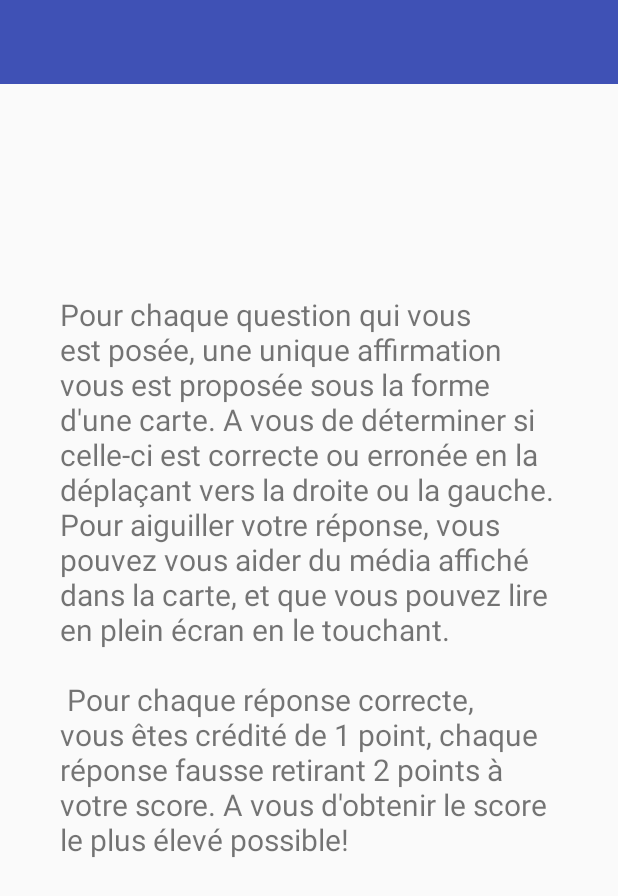
After one commit to rtsjeu/android, an Android app: the layout activity_rules.xml on its own in the app's theme, with its tools: preview values and no code run, on a phone screen of 412 x 824 dp. The commit adds this screen. Shown: the top 896 px of the screen. Run offline under Robolectric (Android 15) with nearby library versions, the phone set to English and light mode, and no system bars.

Commit message:
Rules activity

```diff
--- /dev/null
+++ b/app/src/main/res/layout/activity_rules.xml
@@ -0,0 +1,24 @@
+<?xml version="1.0" encoding="utf-8"?>
+<LinearLayout xmlns:android="http://schemas.android.com/apk/res/android"
+    xmlns:app="http://schemas.android.com/apk/res-auto"
+    xmlns:tools="http://schemas.android.com/tools"
+    android:layout_width="match_parent"
+    android:layout_height="match_parent"
+    android:orientation="vertical"
+    tools:context="ch.rts.mobile.le.jeu.activities.MainActivity">
+
+    <android.support.v7.widget.Toolbar
+        android:id="@+id/toolbar"
+        android:layout_width="match_parent"
+        android:layout_height="?attr/actionBarSize"
+        android:background="?attr/colorPrimary"
+        app:theme="@style/ThemeOverlay.AppCompat.Dark.ActionBar" />
+
+    <TextView
+        android:layout_width="match_parent"
+        android:layout_height="wrap_content"
+        android:layout_marginTop="100dp"
+        android:padding="40dp"
+        android:text="@string/rules_text"
+        android:textSize="20dp" />
+</LinearLayout>
--- a/app/src/main/res/values/strings.xml
+++ b/app/src/main/res/values/strings.xml
@@ -7,4 +7,11 @@
     <string name="fail">Dommage&#8230;</string>
     <string name="congrats_1">%d point\nBravo !</string>
     <string name="congrats_n">%d points\nBravo !</string>
+    <string name="rules_text">
+        Pour chaque question qui vous est posée, une unique affirmation vous est proposée sous la forme d\'une carte.
+        A vous de déterminer si celle-ci est correcte ou erronée en la déplaçant vers la droite ou la gauche.
+        Pour aiguiller votre réponse, vous pouvez vous aider du média affiché dans la carte, et que vous pouvez lire en plein écran en le touchant.\n\n
+
+    Pour chaque réponse correcte, vous êtes crédité de 1 point, chaque réponse fausse retirant 2 points à votre score. A vous d\'obtenir le score le plus élevé possible!
+    </string>
 </resources>
```
Also changed, not shown: app/src/main/java/ch/rts/mobile/le/jeu/activities/RulesActivity.java (+36 -0 lines).
